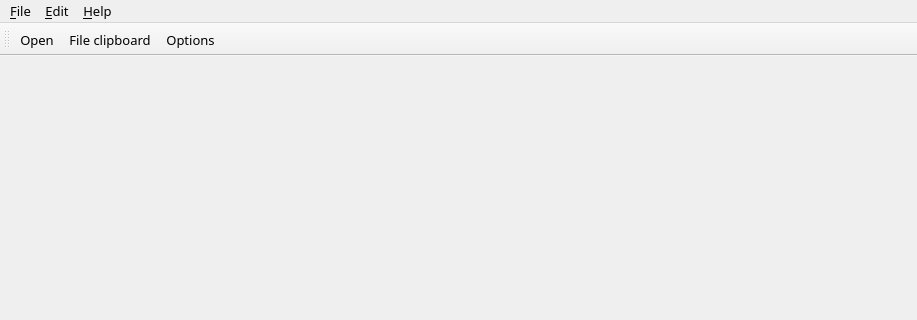
Old version of the form ComBombGui/mainwindow.ui in the repository cdesjardins/ComBomb; both pictures show x 0 to 917 and y 0 to 320 of the 917 by 637 pixel window.
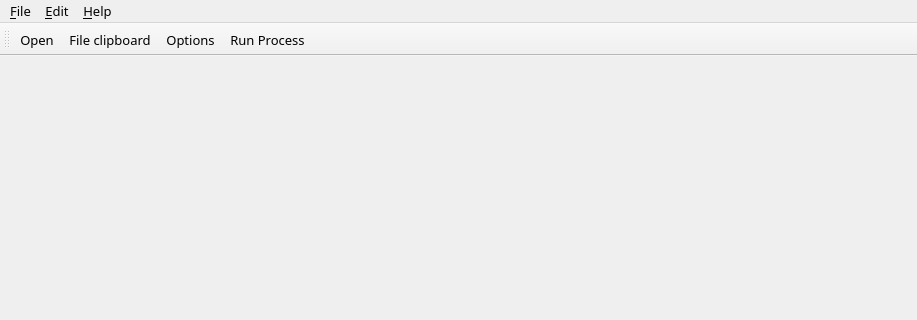
New version of the form. Icons and pictures are not drawn.

Commit message: Starting on process

```diff
--- a/ComBombGui/mainwindow.ui
+++ b/ComBombGui/mainwindow.ui
@@ -75,6 +75,7 @@
    <addaction name="actionOpen"/>
    <addaction name="actionFile_clipboard"/>
    <addaction name="action_Options"/>
+   <addaction name="action_Run_Process"/>
   </widget>
   <widget class="QStatusBar" name="_statusBar"/>
   <action name="actionOpen">
@@ -170,6 +171,15 @@
     <string>&amp;Options</string>
    </property>
   </action>
+  <action name="action_Run_Process">
+   <property name="icon">
+    <iconset resource="ComBomb.qrc">
+     <normaloff>:/images/script_gear.png</normaloff>:/images/script_gear.png</iconset>
+   </property>
+   <property name="text">
+    <string>&amp;Run Process</string>
+   </property>
+  </action>
  </widget>
  <layoutdefault spacing="6" margin="11"/>
  <resources>
```
Left out of the diff: 1 changed line with no effect on the pictures. The commit also changes 13 other files.
